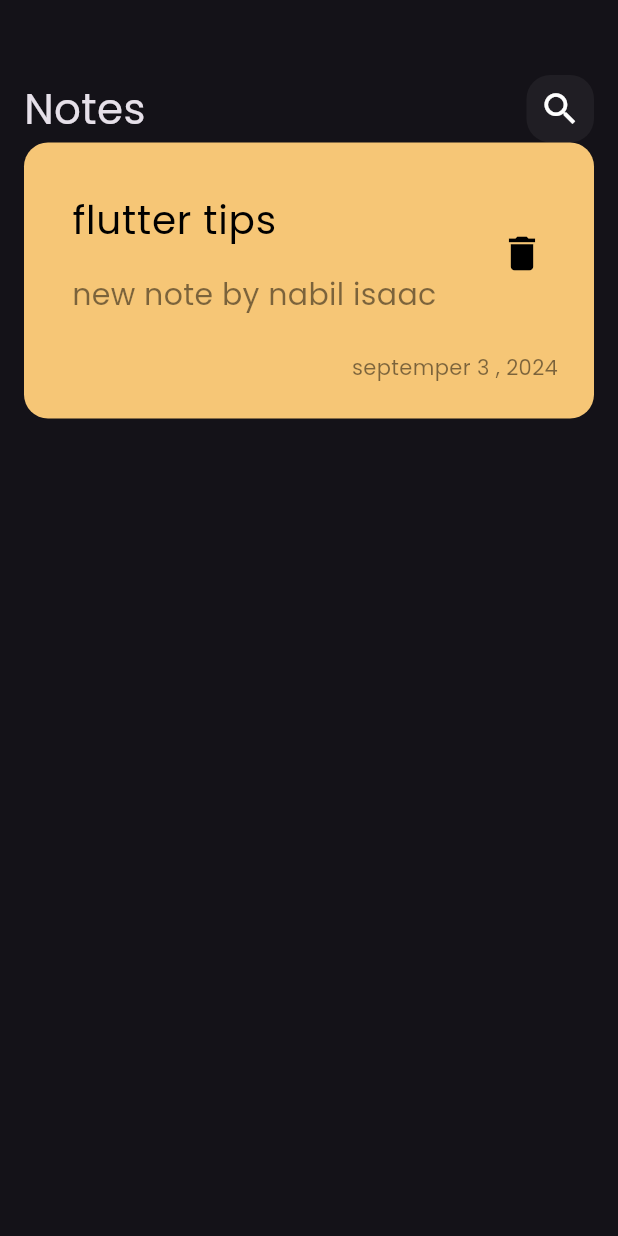
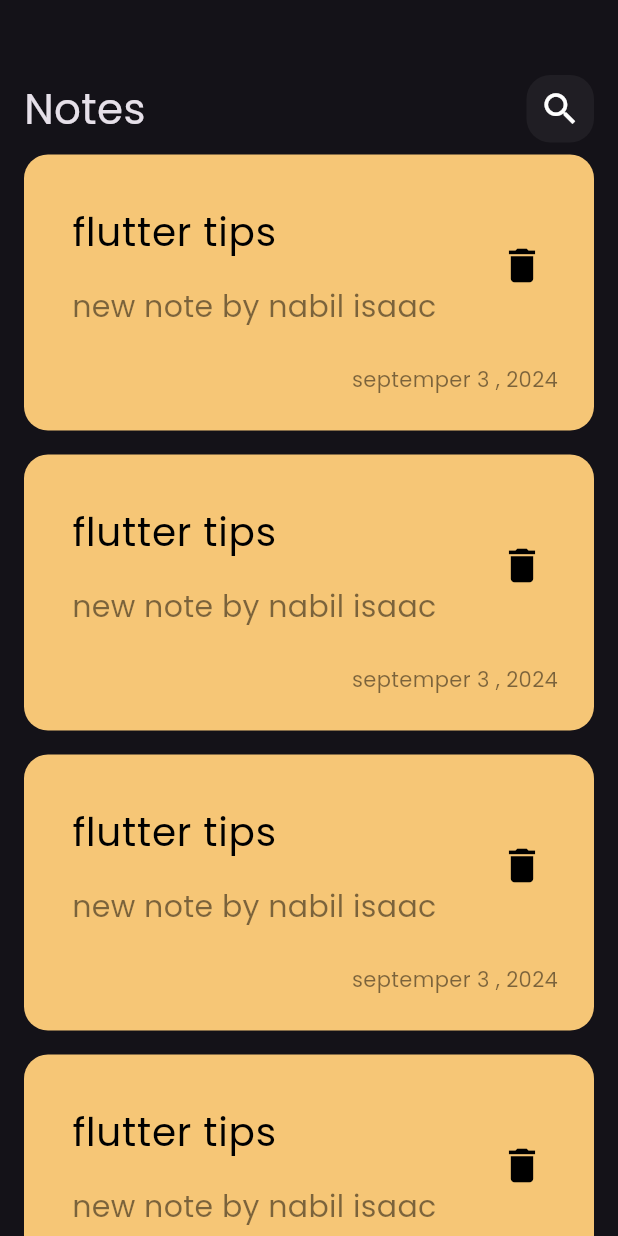
Before and after one commit to NabilIsaacHanna/notes_app, a Flutter app: the screen it shows after launch, on a phone screen of 412 x 824 dp. Run offline on Flutter 3.47's test engine with Material 3 defaults, Android fonts, the phone set to English and light mode, and no system bars.

Commit message:
create note list view

```diff
--- a/lib/widgets/Notes_view_body.dart
+++ b/lib/widgets/Notes_view_body.dart
@@ -1,6 +1,7 @@
 import 'package:flutter/material.dart';
 import 'package:notes_app/widgets/custom_app_bar.dart';
 import 'package:notes_app/widgets/custom_note_item.dart';
+import 'package:notes_app/widgets/notes_list_view.dart';
 
 class NotesViewBody extends StatelessWidget {
   const NotesViewBody({super.key});
@@ -15,7 +16,9 @@ class NotesViewBody extends StatelessWidget {
             height: 50,
           ),
           CustomAppBar(),
-          NotesItem(),
+          Expanded(
+            child: NotesListView(),
+          ),
         ],
       ),
     );
--- a/lib/widgets/custom_note_item.dart
+++ b/lib/widgets/custom_note_item.dart
@@ -1,7 +1,7 @@
 import 'package:flutter/material.dart';
 
-class NotesItem extends StatelessWidget {
-  const NotesItem({super.key});
+class NoteItem extends StatelessWidget {
+  const NoteItem({super.key});
 
   @override
   Widget build(BuildContext context) {
--- /dev/null
+++ b/lib/widgets/notes_list_view.dart
@@ -0,0 +1,18 @@
+import 'package:flutter/material.dart';
+import 'package:notes_app/widgets/custom_note_item.dart';
+
+class NotesListView extends StatelessWidget {
+  const NotesListView({super.key});
+
+  @override
+  Widget build(BuildContext context) {
+    return ListView.builder(
+      itemBuilder: (context, index) {
+        return Padding(
+          padding: const EdgeInsets.symmetric(vertical: 8),
+          child: NoteItem(),
+        );
+      },
+    );
+  }
+}
```
